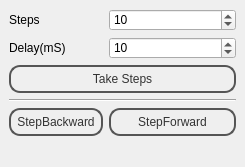
Qt form SEEL/templates/stepper.ui (jithinbp/SEELablet) before a commit.
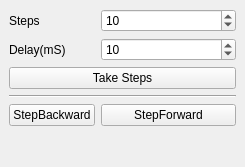
The same form after that commit.

Diff of the .ui file:
```diff
--- a/SEEL/templates/stepper.ui
+++ b/SEEL/templates/stepper.ui
@@ -13,29 +13,6 @@
   <property name="windowTitle">
    <string>MainWindow</string>
   </property>
-  <property name="styleSheet">
-   <string notr="true">QPushButton {
-color: #333;
-border: 2px solid #555;
-border-radius: 11px;
-padding: 5px;
-background: qradialgradient(cx: 0.3, cy: -0.4,
-fx: 0.3, fy: -0.4,
-radius: 1.35, stop: 0 #fff, stop: 1 #888);
-min-width: 80px;
-}
-
-QPushButton:pressed {
-background: qradialgradient(cx: 0.4, cy: -0.1,
-fx: 0.4, fy: -0.1,
-radius: 1.35, stop: 0 #fff, stop: 1 #ddd);
-}
-
-#centralwidget{
-background: qlineargradient(x1: 0, y1: 0, x2: 0, y2: 1,
-stop: 0 #abe, stop: 0.7 #aba);
-}</string>
-  </property>
   <widget class="QWidget" name="centralwidget">
    <layout class="QFormLayout" name="formLayout">
     <item row="0" column="0">
```
